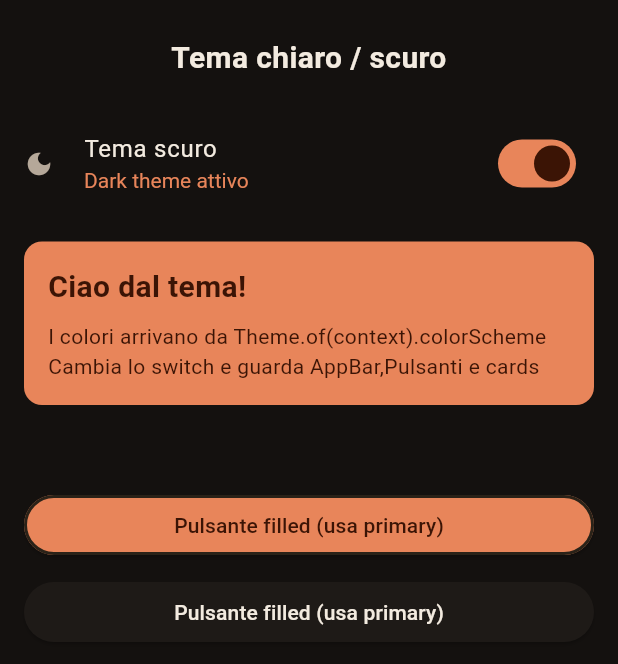
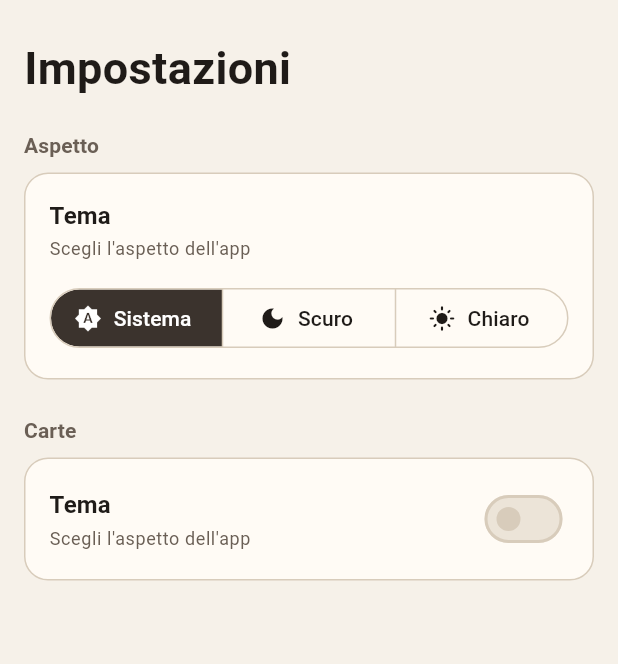
Before and after one commit to fabiogentile-gif/SuperIperApp, a Flutter app: the Settings screen opened directly, on a phone screen of 412 x 824 dp. Shown: the top 664 px of the screen. Run offline on Flutter 3.47's test engine with Material 3 defaults, Android fonts, the phone set to English and light mode, and no system bars; missing offline and left inert: screen_brightness.

Commit message:
Aggiunto ThemeSelector,SettingGroup,SettingCard,BrightnessSelector. Aggiunta libreria screen_brightness

```diff
--- a/lib/pages/settings.dart
+++ b/lib/pages/settings.dart
@@ -1,5 +1,8 @@
 import 'package:flutter/material.dart';
-import 'package:superiper_app/theme/theme_controller.dart';
+import 'package:superiper_app/widgets/settings/brightness_selector.dart';
+import 'package:superiper_app/widgets/settings/setting_group.dart';
+import 'package:superiper_app/widgets/settings/setting_tile.dart';
+import 'package:superiper_app/widgets/settings/theme_selector.dart';
 
 class Settings extends StatelessWidget {
   const Settings({super.key});
@@ -7,7 +10,6 @@ class Settings extends StatelessWidget {
   @override
   Widget build(BuildContext context) {
     final colors = Theme.of(context).colorScheme;
-    final temaScuro = Theme.of(context).brightness == Brightness.dark;
 
     return Scaffold(
       body: ListView(
@@ -15,92 +17,59 @@ class Settings extends StatelessWidget {
           const Padding(
             padding: EdgeInsets.fromLTRB(16, 24, 16, 20),
             child: Text(
-              'Tema chiaro / scuro',
-              textAlign: TextAlign.center,
-              style: TextStyle(fontSize: 20, fontWeight: FontWeight.w600),
+              'Impostazioni',
+              style: TextStyle(fontSize: 30, fontWeight: FontWeight.bold),
             ),
           ),
-
-          SwitchListTile(
-            secondary: Icon(
-              temaScuro ? Icons.dark_mode : Icons.light_mode,
-              size: 20,
-            ),
-
-            title: const Text('Tema scuro'),
-
-            subtitle: RichText(
-              text: TextSpan(
-                style: TextStyle(
-                  color: Theme.of(context).colorScheme.primary,
-                  fontSize: 14,
-                ),
-                children: [
-                  TextSpan(text: temaScuro ? 'Dark' : 'Light'),
-                  const TextSpan(text: ' theme attivo'),
-                ],
-              ),
-            ),
-
-            value: temaScuro,
-
-            onChanged: (v) => themeMode.value = v ? ThemeMode.dark : ThemeMode.light,
-          ),
-          Container(
-            margin: const EdgeInsets.all(16),
-            padding: const EdgeInsets.all(16),
-            width: double.infinity,
-            decoration: BoxDecoration(
-              color: Theme.of(context).colorScheme.primary,
-              borderRadius: BorderRadius.circular(12),
-            ),
+          Padding(
+            padding: const EdgeInsets.symmetric(horizontal: 16),
             child: Column(
               crossAxisAlignment: CrossAxisAlignment.start,
               children: [
                 Text(
-                  'Ciao dal tema!',
-                  style: TextStyle(
-                    fontSize: 20,
-                    fontWeight: FontWeight(600),
-                    color: Theme.of(context).colorScheme.onPrimary,
+                  'Aspetto',
+                  style: Theme.of(context).textTheme.titleSmall?.copyWith(
+                    color: colors.onSurfaceVariant,
+                    fontWeight: FontWeight.w600,
                   ),
                 ),
                 const SizedBox(height: 8),
-                Text(
-                  'I colori arrivano da Theme.of(context).colorScheme \nCambia lo switch e guarda AppBar,Pulsanti e cards',
-                  style: TextStyle(
-                    fontSize: 14,
-                    color: Theme.of(context).colorScheme.onPrimary,
-                  ),
+                const SettingsGroup(
+                  children: [
+                    SettingTile(
+                      title: 'Tema',
+                      subtitle: 'Scegli l\'aspetto dell\'app',
+                      child: ThemeSelector(),
+                    ),
+                  ],
                 ),
               ],
             ),
           ),
-          //Pulsante primary
+          const SizedBox(height: 24),
           Padding(
-            padding: const EdgeInsets.fromLTRB(16, 40, 16, 5),
-            child: ElevatedButton(
-              style: ElevatedButton.styleFrom(
-                side: BorderSide(
-                  color: Theme.of(context).colorScheme.onSecondary,
-                  width: 2,
+            padding: const EdgeInsets.symmetric(horizontal: 16),
+            child: Column(
+              crossAxisAlignment: CrossAxisAlignment.start,
+              children: [
+                Text(
+                  'Carte',
+                  style: Theme.of(context).textTheme.titleSmall?.copyWith(
+                    color: colors.onSurfaceVariant,
+                    fontWeight: FontWeight.w600,
+                  ),
                 ),
-                backgroundColor: Theme.of(context).colorScheme.primary,
-                foregroundColor: Theme.of(context).colorScheme.onPrimary,
-              ),
-              onPressed: () {},
-              child: Text('Pulsante filled (usa primary)'),
-            ),
-          ),
-          Padding(
-            padding: const EdgeInsets.fromLTRB(16, 5, 16, 5),
-            child: ElevatedButton(
-              style: ElevatedButton.styleFrom(
-                backgroundColor: Theme.of(context).colorScheme.surface,
-                foregroundColor: Theme.of(context).colorScheme.onSurface,
-              ),
-              onPressed: () {},
-              child: Text('Pulsante filled (usa primary)'),
+                const SizedBox(height: 8),
+                const SettingsGroup(
+                  children: [
+                    SettingTile(
+                      title: 'Tema',
+                      subtitle: 'Scegli l\'aspetto dell\'app',
+                      trailing: BrightnessSelector(),
+                    ),
+                  ],
+                ),
+              ],
             ),
           ),
         ],
--- a/lib/shell.dart
+++ b/lib/shell.dart
@@ -1,6 +1,4 @@
 import 'package:flutter/material.dart';
-import 'package:superiper_app/pages/homepage.dart';
-import 'package:superiper_app/pages/settings.dart';
 import 'package:superiper_app/router/router.dart';
 
 class AppShell extends StatefulWidget {
--- a/lib/theme/theme_controller.dart
+++ b/lib/theme/theme_controller.dart
@@ -1,3 +1,3 @@
 import 'package:flutter/material.dart';
 
-final themeMode = ValueNotifier<ThemeMode>(ThemeMode.dark);
+final  ValueNotifier<ThemeMode>themeMode = ValueNotifier<ThemeMode>(ThemeMode.system);
--- /dev/null
+++ b/lib/utils/brightness.dart
@@ -0,0 +1,15 @@
+import 'package:screen_brightness/screen_brightness.dart';
+import 'package:superiper_app/widgets/settings/utils/brightness.dart';
+
+Future<void> boostBrightnessIfEnabled() async {
+  if (!autoMaxBrightness.value) return;
+  try {
+    await ScreenBrightness().setApplicationScreenBrightness(1.0);
+  } catch (_) {}
+}
+Future<void> restoreBrightness() async {
+  if (!autoMaxBrightness.value) return;
+  try {
+    await ScreenBrightness().resetApplicationScreenBrightness();
+  } catch (_) {}
+}
--- /dev/null
+++ b/lib/widgets/settings/brightness_selector.dart
@@ -0,0 +1,19 @@
+import 'package:flutter/material.dart';
+import 'package:superiper_app/widgets/settings/utils/brightness.dart';
+
+class BrightnessSelector extends StatelessWidget {
+  const BrightnessSelector({super.key});
+
+  @override
+  Widget build(BuildContext context) {
+    return ValueListenableBuilder<bool>(
+      valueListenable: autoMaxBrightness,
+      builder: (context, enabled, _) {
+        return Switch(
+          value: enabled,
+          onChanged: (v) => autoMaxBrightness.value = v,
+        );
+      },
+    );
+  }
+}
--- /dev/null
+++ b/lib/widgets/settings/setting_group.dart
@@ -0,0 +1,29 @@
+import 'package:flutter/material.dart';
+
+class SettingsGroup extends StatelessWidget {
+  const SettingsGroup({super.key, required this.children});
+
+  final List<Widget> children;
+
+  @override
+  Widget build(BuildContext context) {
+    final cs = Theme.of(context).colorScheme;
+
+    return Container(
+      width: double.infinity,
+      decoration: BoxDecoration(
+        color: cs.surfaceContainer,
+        borderRadius: BorderRadius.circular(16),
+        border: Border.all(color: cs.outline),
+      ),
+      child: Column(
+        children: [
+          for (int i = 0; i < children.length; i++) ...[
+            if (i > 0) Divider(height: 1, thickness: 1, color: cs.outline),
+            children[i],
+          ],
+        ],
+      ),
+    );
+  }
+}
--- /dev/null
+++ b/lib/widgets/settings/setting_tile.dart
@@ -0,0 +1,62 @@
+import 'package:flutter/material.dart';
+
+class SettingTile extends StatelessWidget {
+  const SettingTile({
+    super.key,
+    required this.title,
+    this.subtitle,
+    this.trailing,
+    this.child,
+  });
+
+  final String title;
+  final String? subtitle;
+  final Widget? trailing; // a destra di titolo/sottotitolo
+  final Widget? child; // sotto titolo/sottotitolo
+
+  @override
+  Widget build(BuildContext context) {
+    final cs = Theme.of(context).colorScheme;
+    final text = Theme.of(context).textTheme;
+
+    final header = Column(
+      crossAxisAlignment: CrossAxisAlignment.start,
+      children: [
+        Text(
+          title,
+          style: text.titleMedium?.copyWith(fontWeight: FontWeight.w600),
+        ),
+        if (subtitle != null) ...[
+          const SizedBox(height: 2),
+          Text(
+            subtitle!,
+            style: text.bodySmall?.copyWith(color: cs.onSurfaceVariant),
+          ),
+        ],
+      ],
+    );
+
+    return Padding(
+      padding: const EdgeInsets.all(16),
+      child: Column(
+        crossAxisAlignment: CrossAxisAlignment.start,
+        children: [
+          if (trailing != null)
+            Row(
+              children: [
+                Expanded(child: header),
+                const SizedBox(width: 12),
+                trailing!,
+              ],
+            )
+          else
+            header,
+          if (child != null) ...[
+            const SizedBox(height: 14),
+            child!,
+          ],
+        ],
+      ),
+    );
+  }
+}
--- /dev/null
+++ b/lib/widgets/settings/theme_selector.dart
@@ -0,0 +1,40 @@
+import 'package:flutter/material.dart';
+import 'package:superiper_app/theme/theme_controller.dart';
+
+class ThemeSelector extends StatelessWidget {
+  const ThemeSelector({super.key});
+
+  @override
+  Widget build(BuildContext context) {
+    return ValueListenableBuilder<ThemeMode>(
+      valueListenable: themeMode,
+      builder: (context, mode, _) {
+        return SizedBox(
+          width: double.infinity,
+          child: SegmentedButton<ThemeMode>(
+            showSelectedIcon: false,
+            segments: const [
+              ButtonSegment(
+                value: ThemeMode.system,
+                icon: Icon(Icons.brightness_auto),
+                label: Text('Sistema'),
+              ),
+              ButtonSegment(
+                value: ThemeMode.dark,
+                icon: Icon(Icons.dark_mode),
+                label: Text('Scuro'),
+              ),
+              ButtonSegment(
+                value: ThemeMode.light,
+                icon: Icon(Icons.light_mode),
+                label: Text('Chiaro'),
+              ),
+            ],
+            selected: {mode},
+            onSelectionChanged: (s) => themeMode.value = s.first,
+          ),
+        );
+      },
+    );
+  }
+}
--- /dev/null
+++ b/lib/widgets/settings/utils/brightness.dart
@@ -0,0 +1,3 @@
+import 'package:flutter/foundation.dart';
+
+final ValueNotifier<bool> autoMaxBrightness = ValueNotifier(false);
--- a/pubspec.yaml
+++ b/pubspec.yaml
@@ -34,6 +34,7 @@ dependencies:
   # The following adds the Cupertino Icons font to your application.
   # Use with the CupertinoIcons class for iOS style icons.
   cupertino_icons: ^1.0.8
+  screen_brightness: ^2.1.11
 
 dev_dependencies:
   flutter_test:
```
Also changed, not shown: pubspec.lock, 3 other files.
